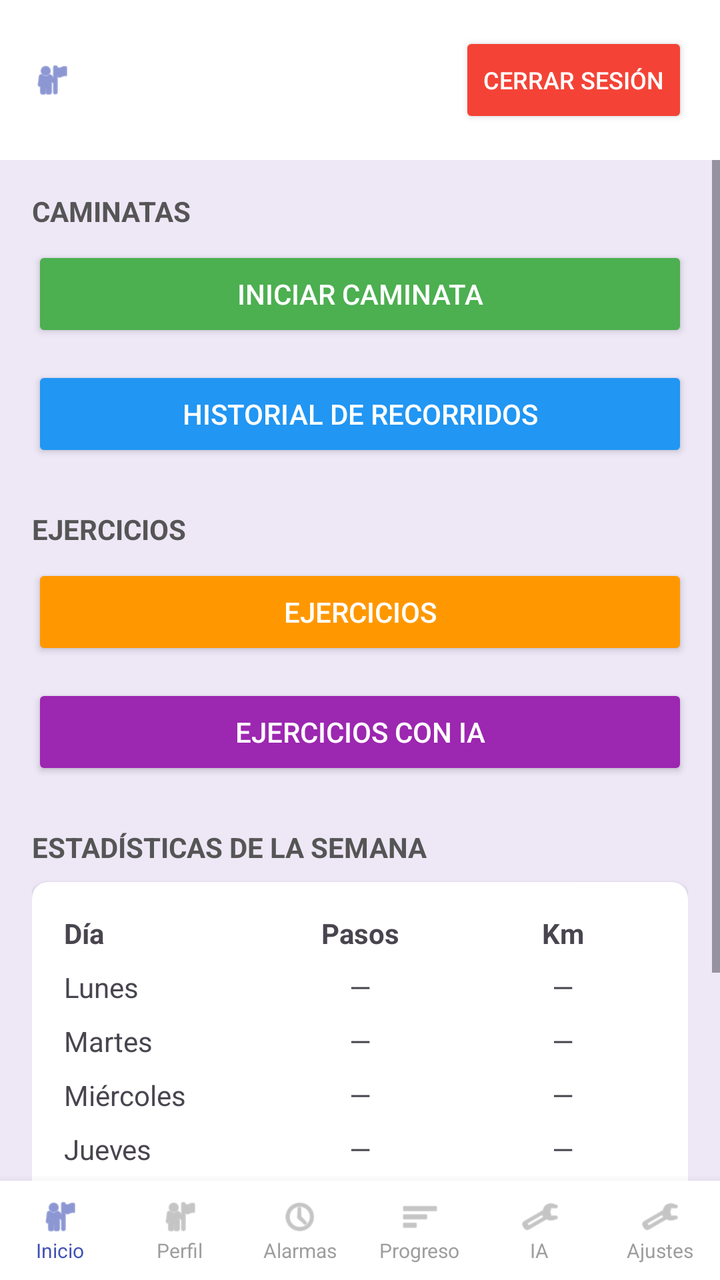
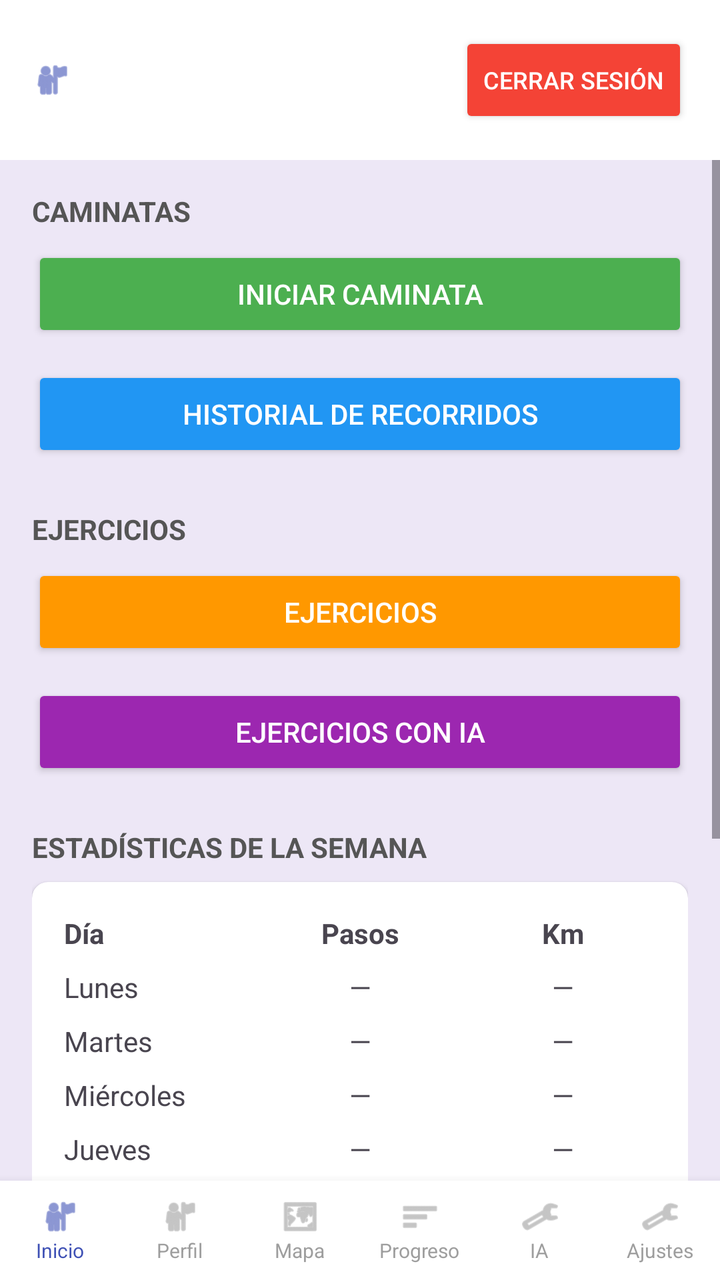

Before-and-after screenshots of an Android layout around one commit, followed by the original layout XML and the change that was made.
<!-- AndroidManifest.xml: application theme Theme.Caminata20 -->
<!-- res/layout/activity_main.xml -->
<?xml version="1.0" encoding="utf-8"?>
<LinearLayout xmlns:android="http://schemas.android.com/apk/res/android"
    xmlns:app="http://schemas.android.com/apk/res-auto"
    android:id="@+id/main"
    android:layout_width="match_parent"
    android:layout_height="match_parent"
    android:orientation="vertical"
    android:background="#EDE7F6">

    
    <LinearLayout
        android:layout_width="match_parent"
        android:layout_height="wrap_content"
        android:orientation="horizontal"
        android:gravity="center_vertical"
        android:background="#FFFFFF"
        android:padding="16dp">

        <ImageView
            android:layout_width="20dp"
            android:layout_height="20dp"
            android:src="@android:drawable/ic_menu_myplaces"
            app:tint="#3F51B5"
            android:contentDescription="Usuario" />

        <TextView
            android:id="@+id/tvUserName"
            android:layout_width="0dp"
            android:layout_height="wrap_content"
            android:layout_weight="1"
            android:layout_marginStart="8dp"
            android:text=""
            android:textColor="#333333"
            android:textSize="15sp"
            android:ellipsize="end"
            android:maxLines="1" />

        <Button
            android:id="@+id/btnLogout"
            android:layout_width="wrap_content"
            android:layout_height="wrap_content"
            android:text="Cerrar sesión"
            android:textSize="12sp"
            android:textColor="#FFFFFF"
            android:backgroundTint="#F44336"
            android:paddingStart="12dp"
            android:paddingEnd="12dp" />

    </LinearLayout>

    
    <ScrollView
        android:layout_width="match_parent"
        android:layout_height="0dp"
        android:layout_weight="1">

        <LinearLayout
            android:layout_width="match_parent"
            android:layout_height="wrap_content"
            android:orientation="vertical"
            android:padding="16dp">

            <TextView
                android:layout_width="wrap_content"
                android:layout_height="wrap_content"
                android:text="CAMINATAS"
                android:textStyle="bold"
                android:textSize="14sp"
                android:textColor="#555555"
                android:layout_marginBottom="8dp" />

            <Button
                android:id="@+id/btnStartWalk"
                android:layout_width="match_parent"
                android:layout_height="wrap_content"
                android:text="Iniciar caminata"
                android:backgroundTint="#4CAF50"
                android:textColor="#FFFFFF"
                android:layout_marginBottom="12dp" />

            <Button
                android:id="@+id/btnWalkHistory"
                android:layout_width="match_parent"
                android:layout_height="wrap_content"
                android:text="Historial de recorridos"
                android:backgroundTint="#2196F3"
                android:textColor="#FFFFFF"
                android:layout_marginBottom="24dp" />

            <TextView
                android:layout_width="wrap_content"
                android:layout_height="wrap_content"
                android:text="EJERCICIOS"
                android:textStyle="bold"
                android:textSize="14sp"
                android:textColor="#555555"
                android:layout_marginBottom="8dp" />

            <Button
                android:id="@+id/btnExercises"
                android:layout_width="match_parent"
                android:layout_height="wrap_content"
                android:text="Ejercicios"
                android:backgroundTint="#FF9800"
                android:textColor="#FFFFFF"
                android:layout_marginBottom="12dp" />

            <Button
                android:id="@+id/btnExercisesAI"
                android:layout_width="match_parent"
                android:layout_height="wrap_content"
                android:text="Ejercicios con IA"
                android:backgroundTint="#9C27B0"
                android:textColor="#FFFFFF"
                android:layout_marginBottom="24dp" />

            <TextView
                android:layout_width="wrap_content"
                android:layout_height="wrap_content"
                android:text="ESTADÍSTICAS DE LA SEMANA"
                android:textStyle="bold"
                android:textSize="14sp"
                android:textColor="#555555"
                android:layout_marginBottom="8dp" />

            <androidx.cardview.widget.CardView
                android:layout_width="match_parent"
                android:layout_height="wrap_content"
                app:cardCornerRadius="8dp"
                app:cardElevation="2dp">

                <TableLayout
                    android:layout_width="match_parent"
                    android:layout_height="wrap_content"
                    android:padding="12dp">

                    <TableRow>
                        <TextView
                            android:layout_width="0dp"
                            android:layout_weight="1"
                            android:text="Día"
                            android:textStyle="bold"
                            android:padding="4dp" />
                        <TextView
                            android:layout_width="0dp"
                            android:layout_weight="1"
                            android:text="Pasos"
                            android:textStyle="bold"
                            android:gravity="center"
                            android:padding="4dp" />
                        <TextView
                            android:layout_width="0dp"
                            android:layout_weight="1"
                            android:text="Km"
                            android:textStyle="bold"
                            android:gravity="center"
                            android:padding="4dp" />
                    </TableRow>

                    <TableRow>
                        <TextView android:layout_width="0dp" android:layout_weight="1" android:text="Lunes" android:padding="4dp" />
                        <TextView android:layout_width="0dp" android:layout_weight="1" android:text="—" android:gravity="center" android:padding="4dp" />
                        <TextView android:layout_width="0dp" android:layout_weight="1" android:text="—" android:gravity="center" android:padding="4dp" />
                    </TableRow>
                    <TableRow>
                        <TextView android:layout_width="0dp" android:layout_weight="1" android:text="Martes" android:padding="4dp" />
                        <TextView android:layout_width="0dp" android:layout_weight="1" android:text="—" android:gravity="center" android:padding="4dp" />
                        <TextView android:layout_width="0dp" android:layout_weight="1" android:text="—" android:gravity="center" android:padding="4dp" />
                    </TableRow>
                    <TableRow>
                        <TextView android:layout_width="0dp" android:layout_weight="1" android:text="Miércoles" android:padding="4dp" />
                        <TextView android:layout_width="0dp" android:layout_weight="1" android:text="—" android:gravity="center" android:padding="4dp" />
                        <TextView android:layout_width="0dp" android:layout_weight="1" android:text="—" android:gravity="center" android:padding="4dp" />
                    </TableRow>
                    <TableRow>
                        <TextView android:layout_width="0dp" android:layout_weight="1" android:text="Jueves" android:padding="4dp" />
                        <TextView android:layout_width="0dp" android:layout_weight="1" android:text="—" android:gravity="center" android:padding="4dp" />
                        <TextView android:layout_width="0dp" android:layout_weight="1" android:text="—" android:gravity="center" android:padding="4dp" />
                    </TableRow>
                    <TableRow>
                        <TextView android:layout_width="0dp" android:layout_weight="1" android:text="Viernes" android:padding="4dp" />
                        <TextView android:layout_width="0dp" android:layout_weight="1" android:text="—" android:gravity="center" android:padding="4dp" />
                        <TextView android:layout_width="0dp" android:layout_weight="1" android:text="—" android:gravity="center" android:padding="4dp" />
                    </TableRow>
                    <TableRow>
                        <TextView android:layout_width="0dp" android:layout_weight="1" android:text="Sábado" android:padding="4dp" />
                        <TextView android:layout_width="0dp" android:layout_weight="1" android:text="—" android:gravity="center" android:padding="4dp" />
                        <TextView android:layout_width="0dp" android:layout_weight="1" android:text="—" android:gravity="center" android:padding="4dp" />
                    </TableRow>
                    <TableRow>
                        <TextView android:layout_width="0dp" android:layout_weight="1" android:text="Domingo" android:padding="4dp" />
                        <TextView android:layout_width="0dp" android:layout_weight="1" android:text="—" android:gravity="center" android:padding="4dp" />
                        <TextView android:layout_width="0dp" android:layout_weight="1" android:text="—" android:gravity="center" android:padding="4dp" />
                    </TableRow>

                </TableLayout>
            </androidx.cardview.widget.CardView>

            <View
                android:layout_width="match_parent"
                android:layout_height="24dp" />

        </LinearLayout>
    </ScrollView>

    
    <LinearLayout
        android:layout_width="match_parent"
        android:layout_height="wrap_content"
        android:orientation="horizontal"
        android:background="#FFFFFF"
        android:elevation="8dp"
        android:paddingTop="8dp"
        android:paddingBottom="8dp"
        android:gravity="center">

        <LinearLayout
            android:id="@+id/navHome"
            android:layout_width="0dp"
            android:layout_height="wrap_content"
            android:layout_weight="1"
            android:orientation="vertical"
            android:gravity="center"
            android:clickable="true"
            android:focusable="true">
            <ImageView android:layout_width="20dp" android:layout_height="20dp" android:src="@android:drawable/ic_menu_myplaces" app:tint="#3F51B5" android:contentDescription="Inicio" />
            <TextView android:layout_width="wrap_content" android:layout_height="wrap_content" android:text="Inicio" android:textSize="10sp" android:textColor="#3F51B5" />
        </LinearLayout>

        <LinearLayout
            android:id="@+id/navProfile"
            android:layout_width="0dp"
            android:layout_height="wrap_content"
            android:layout_weight="1"
            android:orientation="vertical"
            android:gravity="center"
            android:clickable="true"
            android:focusable="true">
            <ImageView android:layout_width="20dp" android:layout_height="20dp" android:src="@android:drawable/ic_menu_myplaces" app:tint="#9E9E9E" android:contentDescription="Perfil" />
            <TextView android:layout_width="wrap_content" android:layout_height="wrap_content" android:text="Perfil" android:textSize="10sp" android:textColor="#9E9E9E" />
        </LinearLayout>

        <LinearLayout
            android:id="@+id/navTimer"
            android:layout_width="0dp"
            android:layout_height="wrap_content"
            android:layout_weight="1"
            android:orientation="vertical"
            android:gravity="center"
            android:clickable="true"
            android:focusable="true">
            <ImageView android:layout_width="20dp" android:layout_height="20dp" android:src="@android:drawable/ic_menu_recent_history" app:tint="#9E9E9E" android:contentDescription="Temporizador" />
            <TextView android:layout_width="wrap_content" android:layout_height="wrap_content" android:text="Alarmas" android:textSize="10sp" android:textColor="#9E9E9E" />
        </LinearLayout>

        <LinearLayout
            android:id="@+id/navProgress"
            android:layout_width="0dp"
            android:layout_height="wrap_content"
            android:layout_weight="1"
            android:orientation="vertical"
            android:gravity="center"
            android:clickable="true"
            android:focusable="true">
            <ImageView android:layout_width="20dp" android:layout_height="20dp" android:src="@android:drawable/ic_menu_sort_by_size" app:tint="#9E9E9E" android:contentDescription="Progreso" />
            <TextView android:layout_width="wrap_content" android:layout_height="wrap_content" android:text="Progreso" android:textSize="10sp" android:textColor="#9E9E9E" />
        </LinearLayout>

        <LinearLayout
            android:id="@+id/navAI"
            android:layout_width="0dp"
            android:layout_height="wrap_content"
            android:layout_weight="1"
            android:orientation="vertical"
            android:gravity="center"
            android:clickable="true"
            android:focusable="true">
            <ImageView android:layout_width="20dp" android:layout_height="20dp" android:src="@android:drawable/ic_menu_manage" app:tint="#9E9E9E" android:contentDescription="IA" />
            <TextView android:layout_width="wrap_content" android:layout_height="wrap_content" android:text="IA" android:textSize="10sp" android:textColor="#9E9E9E" />
        </LinearLayout>

        <LinearLayout
            android:id="@+id/navSettings"
            android:layout_width="0dp"
            android:layout_height="wrap_content"
            android:layout_weight="1"
            android:orientation="vertical"
            android:gravity="center"
            android:clickable="true"
            android:focusable="true">
            <ImageView android:layout_width="20dp" android:layout_height="20dp" android:src="@android:drawable/ic_menu_preferences" app:tint="#9E9E9E" android:contentDescription="Configuración" />
            <TextView android:layout_width="wrap_content" android:layout_height="wrap_content" android:text="Ajustes" android:textSize="10sp" android:textColor="#9E9E9E" />
        </LinearLayout>

    </LinearLayout>

</LinearLayout>
<!-- resources referenced by this layout -->
<resources>
  <style name="Theme.Caminata20" parent="Base.Theme.Caminata20" />
  <style name="Base.Theme.Caminata20" parent="Theme.Material3.DayNight.NoActionBar">
          
          
      </style>
</resources>

<!-- the commit's change to res/layout/activity_main.xml (unified diff, before → after) -->
@@ -32,8 +32,12 @@
             android:text=""
             android:textColor="#333333"
             android:textSize="15sp"
-            android:ellipsize="end"
-            android:maxLines="1" />
+            android:singleLine="true"
+            android:ellipsize="marquee"
+            android:marqueeRepeatLimit="marquee_forever"
+            android:focusable="true"
+            android:focusableInTouchMode="true"
+            android:scrollHorizontally="true" />
 
         <Button
             android:id="@+id/btnLogout"
@@ -127,7 +131,8 @@
                 android:layout_width="match_parent"
                 android:layout_height="wrap_content"
                 app:cardCornerRadius="8dp"
-                app:cardElevation="2dp">
+                app:cardElevation="2dp"
+                android:layout_marginBottom="24dp">
 
                 <TableLayout
                     android:layout_width="match_parent"
@@ -135,65 +140,143 @@
                     android:padding="12dp">
 
                     <TableRow>
-                        <TextView
-                            android:layout_width="0dp"
-                            android:layout_weight="1"
-                            android:text="Día"
+                        <TextView android:layout_width="0dp" android:layout_weight="1" android:text="Día" android:textStyle="bold" android:padding="4dp" />
+                        <TextView android:layout_width="0dp" android:layout_weight="1" android:text="Pasos" android:textStyle="bold" android:gravity="center" android:padding="4dp" />
+                        <TextView android:layout_width="0dp" android:layout_weight="1" android:text="Km" android:textStyle="bold" android:gravity="center" android:padding="4dp" />
+                    </TableRow>
+                    <TableRow>
+                        <TextView android:layout_width="0dp" android:layout_weight="1" android:text="Lunes" android:padding="4dp" />
+                        <TextView android:layout_width="0dp" android:layout_weight="1" android:text="—" android:gravity="center" android:padding="4dp" />
+                        <TextView android:layout_width="0dp" android:layout_weight="1" android:text="—" android:gravity="center" android:padding="4dp" />
+                    </TableRow>
+                    <TableRow>
+                        <TextView android:layout_width="0dp" android:layout_weight="1" android:text="Martes" android:padding="4dp" />
+                        <TextView android:layout_width="0dp" android:layout_weight="1" android:text="—" android:gravity="center" android:padding="4dp" />
+                        <TextView android:layout_width="0dp" android:layout_weight="1" android:text="—" android:gravity="center" android:padding="4dp" />
+                    </TableRow>
+                    <TableRow>
+                        <TextView android:layout_width="0dp" android:layout_weight="1" android:text="Miércoles" android:padding="4dp" />
+                        <TextView android:layout_width="0dp" android:layout_weight="1" android:text="—" android:gravity="center" android:padding="4dp" />
+                        <TextView android:layout_width="0dp" android:layout_weight="1" android:text="—" android:gravity="center" android:padding="4dp" />
+                    </TableRow>
+                    <TableRow>
+                        <TextView android:layout_width="0dp" android:layout_weight="1" android:text="Jueves" android:padding="4dp" />
+                        <TextView android:layout_width="0dp" android:layout_weight="1" android:text="—" android:gravity="center" android:padding="4dp" />
+                        <TextView android:layout_width="0dp" android:layout_weight="1" android:text="—" android:gravity="center" android:padding="4dp" />
+                    </TableRow>
+                    <TableRow>
+                        <TextView android:layout_width="0dp" android:layout_weight="1" android:text="Viernes" android:padding="4dp" />
+                        <TextView android:layout_width="0dp" android:layout_weight="1" android:text="—" android:gravity="center" android:padding="4dp" />
+                        <TextView android:layout_width="0dp" android:layout_weight="1" android:text="—" android:gravity="center" android:padding="4dp" />
+                    </TableRow>
+                    <TableRow>
+                        <TextView android:layout_width="0dp" android:layout_weight="1" android:text="Sábado" android:padding="4dp" />
+                        <TextView android:layout_width="0dp" android:layout_weight="1" android:text="—" android:gravity="center" android:padding="4dp" />
+                        <TextView android:layout_width="0dp" android:layout_weight="1" android:text="—" android:gravity="center" android:padding="4dp" />
+                    </TableRow>
+                    <TableRow>
+                        <TextView android:layout_width="0dp" android:layout_weight="1" android:text="Domingo" android:padding="4dp" />
+                        <TextView android:layout_width="0dp" android:layout_weight="1" android:text="—" android:gravity="center" android:padding="4dp" />
+                        <TextView android:layout_width="0dp" android:layout_weight="1" android:text="—" android:gravity="center" android:padding="4dp" />
+                    </TableRow>
+
+                </TableLayout>
+            </androidx.cardview.widget.CardView>
+
+            <TextView
+                android:layout_width="wrap_content"
+                android:layout_height="wrap_content"
+                android:text="RESUMEN"
+                android:textStyle="bold"
+                android:textSize="14sp"
+                android:textColor="#555555"
+                android:layout_marginBottom="8dp" />
+
+            <androidx.cardview.widget.CardView
+                android:layout_width="match_parent"
+                android:layout_height="wrap_content"
+                app:cardCornerRadius="8dp"
+                app:cardElevation="2dp">
+
+                <LinearLayout
+                    android:layout_width="match_parent"
+                    android:layout_height="wrap_content"
+                    android:orientation="horizontal"
+                    android:padding="16dp">
+
+                    <LinearLayout
+                        android:layout_width="0dp"
+                        android:layout_weight="1"
+                        android:layout_height="wrap_content"
+                        android:orientation="vertical"
+                        android:gravity="center">
+
+                        <TextView
+                            android:id="@+id/tvTotalSteps"
+                            android:layout_width="wrap_content"
+                            android:layout_height="wrap_content"
+                            android:text="0"
+                            android:textSize="20sp"
                             android:textStyle="bold"
-                            android:padding="4dp" />
-                        <TextView
-                            android:layout_width="0dp"
-                            android:layout_weight="1"
-                            android:text="Pasos"
+                            android:textColor="#3F51B5" />
+
+                        <TextView
+                            android:layout_width="wrap_content"
+                            android:layout_height="wrap_content"
+                            android:text="Pasos totales"
+                            android:textSize="12sp"
+                            android:textColor="#777777" />
+                    </LinearLayout>
+
+                    <LinearLayout
+                        android:layout_width="0dp"
+                        android:layout_weight="1"
+                        android:layout_height="wrap_content"
+                        android:orientation="vertical"
+                        android:gravity="center">
+
+                        <TextView
+                            android:id="@+id/tvTotalKm"
+                            android:layout_width="wrap_content"
+                            android:layout_height="wrap_content"
+                            android:text="0 km"
+                            android:textSize="20sp"
                             android:textStyle="bold"
-                            android:gravity="center"
-                            android:padding="4dp" />
-                        <TextView
-                            android:layout_width="0dp"
-                            android:layout_weight="1"
-                            android:text="Km"
+                            android:textColor="#3F51B5" />
+
+                        <TextView
+                            android:layout_width="wrap_content"
+                            android:layout_height="wrap_content"
+                            android:text="Recorrido total"
+                            android:textSize="12sp"
+                            android:textColor="#777777" />
+                    </LinearLayout>
+
+                    <LinearLayout
+                        android:layout_width="0dp"
+                        android:layout_weight="1"
+                        android:layout_height="wrap_content"
+                        android:orientation="vertical"
+                        android:gravity="center">
+
+                        <TextView
+                            android:id="@+id/tvWeekTotal"
+                            android:layout_width="wrap_content"
+                            android:layout_height="wrap_content"
+                            android:text="0 km"
+                            android:textSize="20sp"
                             android:textStyle="bold"
-                            android:gravity="center"
-                            android:padding="4dp" />
-                    </TableRow>
-
-                    <TableRow>
-                        <TextView android:layout_width="0dp" android:layout_weight="1" android:text="Lunes" android:padding="4dp" />
-                        <TextView android:layout_width="0dp" android:layout_weight="1" android:text="—" android:gravity="center" android:padding="4dp" />
-                        <TextView android:layout_width="0dp" android:layout_weight="1" android:text="—" android:gravity="center" android:padding="4dp" />
-                    </TableRow>
-                    <TableRow>
-                        <TextView android:layout_width="0dp" android:layout_weight="1" android:text="Martes" android:padding="4dp" />
-                        <TextView android:layout_width="0dp" android:layout_weight="1" android:text="—" android:gravity="center" android:padding="4dp" />
-                        <TextView android:layout_width="0dp" android:layout_weight="1" android:text="—" android:gravity="center" android:padding="4dp" />
-                    </TableRow>
-                    <TableRow>
-                        <TextView android:layout_width="0dp" android:layout_weight="1" android:text="Miércoles" android:padding="4dp" />
-                        <TextView android:layout_width="0dp" android:layout_weight="1" android:text="—" android:gravity="center" android:padding="4dp" />
-                        <TextView android:layout_width="0dp" android:layout_weight="1" android:text="—" android:gravity="center" android:padding="4dp" />
-                    </TableRow>
-                    <TableRow>
-                        <TextView android:layout_width="0dp" android:layout_weight="1" android:text="Jueves" android:padding="4dp" />
-                        <TextView android:layout_width="0dp" android:layout_weight="1" android:text="—" android:gravity="center" android:padding="4dp" />
-                        <TextView android:layout_width="0dp" android:layout_weight="1" android:text="—" android:gravity="center" android:padding="4dp" />
-                    </TableRow>
-                    <TableRow>
-                        <TextView android:layout_width="0dp" android:layout_weight="1" android:text="Viernes" android:padding="4dp" />
-                        <TextView android:layout_width="0dp" android:layout_weight="1" android:text="—" android:gravity="center" android:padding="4dp" />
-                        <TextView android:layout_width="0dp" android:layout_weight="1" android:text="—" android:gravity="center" android:padding="4dp" />
-                    </TableRow>
-                    <TableRow>
-                        <TextView android:layout_width="0dp" android:layout_weight="1" android:text="Sábado" android:padding="4dp" />
-                        <TextView android:layout_width="0dp" android:layout_weight="1" android:text="—" android:gravity="center" android:padding="4dp" />
-                        <TextView android:layout_width="0dp" android:layout_weight="1" android:text="—" android:gravity="center" android:padding="4dp" />
-                    </TableRow>
-                    <TableRow>
-                        <TextView android:layout_width="0dp" android:layout_weight="1" android:text="Domingo" android:padding="4dp" />
-                        <TextView android:layout_width="0dp" android:layout_weight="1" android:text="—" android:gravity="center" android:padding="4dp" />
-                        <TextView android:layout_width="0dp" android:layout_weight="1" android:text="—" android:gravity="center" android:padding="4dp" />
-                    </TableRow>
-
-                </TableLayout>
+                            android:textColor="#3F51B5" />
+
+                        <TextView
+                            android:layout_width="wrap_content"
+                            android:layout_height="wrap_content"
+                            android:text="Total semana"
+                            android:textSize="12sp"
+                            android:textColor="#777777" />
+                    </LinearLayout>
+
+                </LinearLayout>
             </androidx.cardview.widget.CardView>
 
             <View
@@ -241,16 +324,16 @@
         </LinearLayout>
 
         <LinearLayout
-            android:id="@+id/navTimer"
-            android:layout_width="0dp"
-            android:layout_height="wrap_content"
-            android:layout_weight="1"
-            android:orientation="vertical"
-            android:gravity="center"
-            android:clickable="true"
-            android:focusable="true">
-            <ImageView android:layout_width="20dp" android:layout_height="20dp" android:src="@android:drawable/ic_menu_recent_history" app:tint="#9E9E9E" android:contentDescription="Temporizador" />
-            <TextView android:layout_width="wrap_content" android:layout_height="wrap_content" android:text="Alarmas" android:textSize="10sp" android:textColor="#9E9E9E" />
+            android:id="@+id/navMap"
+            android:layout_width="0dp"
+            android:layout_height="wrap_content"
+            android:layout_weight="1"
+            android:orientation="vertical"
+            android:gravity="center"
+            android:clickable="true"
+            android:focusable="true">
+            <ImageView android:layout_width="20dp" android:layout_height="20dp" android:src="@android:drawable/ic_menu_mapmode" app:tint="#9E9E9E" android:contentDescription="Mapa" />
+            <TextView android:layout_width="wrap_content" android:layout_height="wrap_content" android:text="Mapa" android:textSize="10sp" android:textColor="#9E9E9E" />
         </LinearLayout>
 
         <LinearLayout
